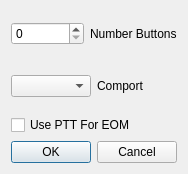
Above: mqt/MqtLogger/txvmrigsetupdialog.ui from Rsclub22/Minos2-Mirror before the change. Below: the same form after it.
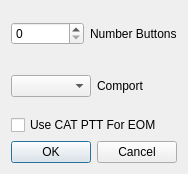
That is the form after the change.

```diff
--- a/mqt/MqtLogger/txvmrigsetupdialog.ui
+++ b/mqt/MqtLogger/txvmrigsetupdialog.ui
@@ -47,7 +47,7 @@
      <item>
       <widget class="QCheckBox" name="pttEOMChkBox">
        <property name="text">
-        <string>Use PTT For EOM</string>
+        <string>Use CAT PTT For EOM</string>
        </property>
       </widget>
      </item>
```
